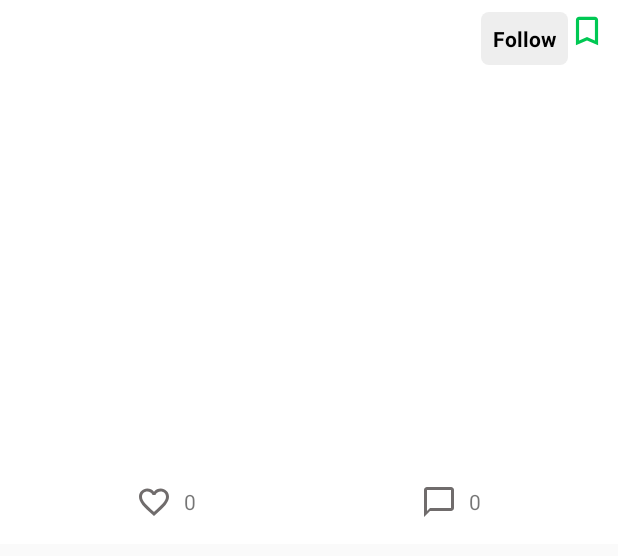
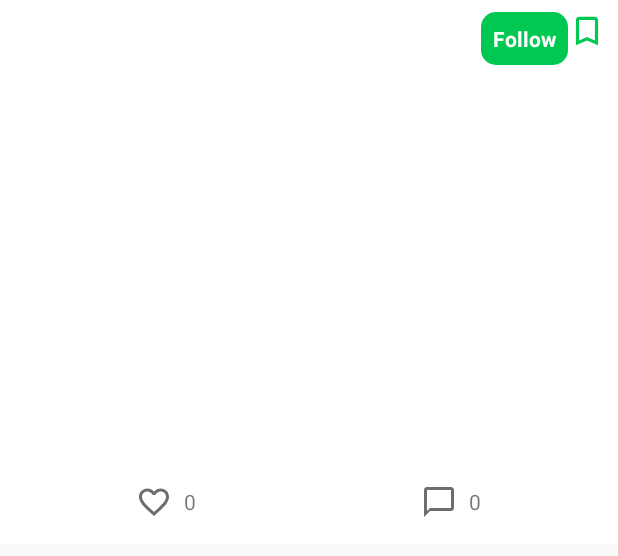
Before and after one commit to mhmoud100/Social, an Android app: the layout post_layout.xml on its own in the app's theme, with its tools: preview values and no code run, on a phone screen of 412 x 824 dp. Shown: the top 556 px of the screen. Run offline under Robolectric (Android 15) with nearby library versions, the phone set to English and light mode, and no system bars.

Commit message:
Third Commit

```diff
--- a/app/src/main/res/layout/follow_layout.xml
+++ b/app/src/main/res/layout/follow_layout.xml
@@ -43,7 +43,6 @@
             android:layout_height="wrap_content"
             android:background="@drawable/off_white_selector"
             android:padding="8dp"
-            android:text="@string/following"
             android:textColor="@color/black"
             android:autoSizeTextType="uniform"
             android:textStyle="bold"
--- a/app/src/main/res/layout/post_layout.xml
+++ b/app/src/main/res/layout/post_layout.xml
@@ -54,10 +54,10 @@
         android:id="@+id/follow"
         android:layout_width="wrap_content"
         android:layout_height="wrap_content"
-        android:background="@drawable/off_white_selector"
+        android:background="@drawable/green_selector"
         android:padding="8dp"
         android:text="@string/follow"
-        android:textColor="@color/black"
+        android:textColor="@color/white"
         android:autoSizeTextType="uniform"
         android:textStyle="bold"
         app:layout_constraintEnd_toStartOf="@+id/save_post_image"
```
Also changed, not shown: app/src/main/java/com/ms/social/FollowAdapter.java (+8 -4 lines), app/src/main/java/com/ms/social/PostAdapter.java (+5 -2 lines).
